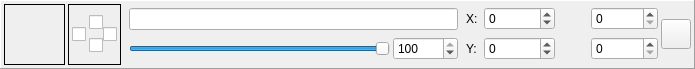
Before: the Qt Designer form DMHelper/src/layerframe.ui in MMetze/DMHelper, drawn with Qt 5.
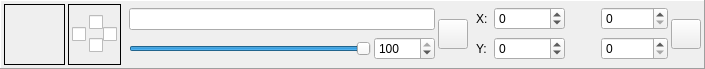
After: the same form once the commit is applied. Icons and pictures are not drawn.

```diff
--- a/DMHelper/src/layerframe.ui
+++ b/DMHelper/src/layerframe.ui
@@ -6,7 +6,7 @@
    <rect>
     <x>0</x>
     <y>0</y>
-    <width>695</width>
+    <width>705</width>
     <height>69</height>
    </rect>
   </property>
@@ -270,6 +270,80 @@
      </item>
     </layout>
    </item>
+   <item>
+    <layout class="QVBoxLayout" name="verticalLayout_6">
+     <property name="spacing">
+      <number>0</number>
+     </property>
+     <item>
+      <spacer name="verticalSpacer_4">
+       <property name="orientation">
+        <enum>Qt::Vertical</enum>
+       </property>
+       <property name="sizeType">
+        <enum>QSizePolicy::Preferred</enum>
+       </property>
+       <property name="sizeHint" stdset="0">
+        <size>
+         <width>10</width>
+         <height>5</height>
+        </size>
+       </property>
+      </spacer>
+     </item>
+     <item>
+      <widget class="QPushButton" name="btnSettings">
+       <property name="minimumSize">
+        <size>
+         <width>30</width>
+         <height>30</height>
+        </size>
+       </property>
+       <property name="maximumSize">
+        <size>
+         <width>30</width>
+         <height>30</height>
+        </size>
+       </property>
+       <property name="toolTip">
+        <string>Lock the aspect ratio</string>
+       </property>
+       <property name="text">
+        <string/>
+       </property>
+       <property name="icon">
+        <iconset resource="resources.qrc">
+         <normaloff>:/img/data/icon_options.png</normaloff>:/img/data/icon_options.png</iconset>
+       </property>
+       <property name="iconSize">
+        <size>
+         <width>20</width>
+         <height>20</height>
+        </size>
+       </property>
+       <property name="checkable">
+        <bool>false</bool>
+       </property>
+      </widget>
+     </item>
+     <item>
+      <spacer name="verticalSpacer_5">
+       <property name="orientation">
+        <enum>Qt::Vertical</enum>
+       </property>
+       <property name="sizeType">
+        <enum>QSizePolicy::Preferred</enum>
+       </property>
+       <property name="sizeHint" stdset="0">
+        <size>
+         <width>10</width>
+         <height>5</height>
+        </size>
+       </property>
+      </spacer>
+     </item>
+    </layout>
+   </item>
    <item>
     <spacer name="horizontalSpacer_2">
      <property name="orientation">
```
